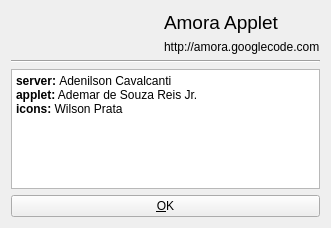
First picture: the form in amora-server/amora-applet/about.ui, repository amora/amora, before the edit.
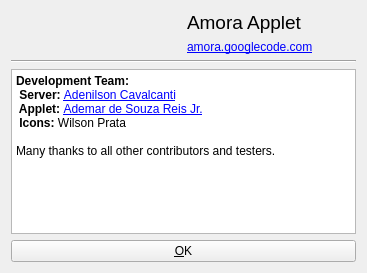
Second picture: the form after the edit. Icons and pictures are not drawn.

Commit message: Minor cosmetics improvements in the about screen

Patch:
```diff
--- a/amora-server/amora-applet/about.ui
+++ b/amora-server/amora-applet/about.ui
@@ -1,12 +1,12 @@
 <ui version="4.0" >
  <class>About</class>
- <widget class="QWidget" name="About" >
-  <property name="geometry" >
+ <widget class="QWidget" name="About">
+  <property name="geometry">
    <rect>
     <x>0</x>
     <y>0</y>
-    <width>331</width>
-    <height>228</height>
+    <width>367</width>
+    <height>273</height>
    </rect>
   </property>
   <property name="windowTitle" >
@@ -40,12 +40,15 @@
        </property>
       </widget>
      </item>
-     <item row="1" column="1" >
-      <widget class="QLabel" name="label_2" >
-       <property name="text" >
-        <string>http://amora.googlecode.com</string>
+     <item row="1" column="1">
+      <widget class="QLabel" name="label_2">
+       <property name="text">
+        <string>&lt;a href=&quot;http://amora.googlecode.com&quot;&gt;amora.googlecode.com&lt;/a&gt;</string>
        </property>
-       <property name="openExternalLinks" >
+       <property name="textFormat">
+        <enum>Qt::RichText</enum>
+       </property>
+       <property name="openExternalLinks">
         <bool>true</bool>
        </property>
        <property name="textInteractionFlags" >
@@ -62,16 +65,22 @@
      </property>
     </widget>
    </item>
-   <item row="2" column="0" >
-    <widget class="QTextBrowser" name="textBrowser" >
-     <property name="html" >
-      <string>&lt;!DOCTYPE HTML PUBLIC "-//W3C//DTD HTML 4.0//EN" "http://www.w3.org/TR/REC-html40/strict.dtd">
-&lt;html>&lt;head>&lt;meta name="qrichtext" content="1" />&lt;style type="text/css">
+   <item row="2" column="0">
+    <widget class="QTextBrowser" name="textBrowser">
+     <property name="html">
+      <string>&lt;!DOCTYPE HTML PUBLIC &quot;-//W3C//DTD HTML 4.0//EN&quot; &quot;http://www.w3.org/TR/REC-html40/strict.dtd&quot;&gt;
+&lt;html&gt;&lt;head&gt;&lt;meta name=&quot;qrichtext&quot; content=&quot;1&quot; /&gt;&lt;style type=&quot;text/css&quot;&gt;
 p, li { white-space: pre-wrap; }
-&lt;/style>&lt;/head>&lt;body style=" font-family:'Helvetica'; font-size:9pt; font-weight:400; font-style:normal;">
-&lt;p style=" margin-top:0px; margin-bottom:0px; margin-left:0px; margin-right:0px; -qt-block-indent:0; text-indent:0px; font-family:'Sans Serif';">&lt;span style=" font-weight:600;">server: &lt;/span>Adenilson Cavalcanti&lt;/p>
-&lt;p style=" margin-top:0px; margin-bottom:0px; margin-left:0px; margin-right:0px; -qt-block-indent:0; text-indent:0px; font-family:'Sans Serif';">&lt;span style=" font-weight:600;">applet:&lt;/span> Ademar de Souza Reis Jr.&lt;/p>
-&lt;p style=" margin-top:0px; margin-bottom:0px; margin-left:0px; margin-right:0px; -qt-block-indent:0; text-indent:0px; font-family:'Sans Serif';">&lt;span style=" font-weight:600;">icons: &lt;/span>Wilson Prata&lt;/p>&lt;/body>&lt;/html></string>
+&lt;/style&gt;&lt;/head&gt;&lt;body style=&quot; font-family:'Sans Serif'; font-size:9pt; font-weight:400; font-style:normal;&quot;&gt;
+&lt;p style=&quot; margin-top:0px; margin-bottom:0px; margin-left:0px; margin-right:0px; -qt-block-indent:0; text-indent:0px;&quot;&gt;&lt;span style=&quot; font-weight:600;&quot;&gt;Development Team:&lt;/span&gt;&lt;/p&gt;
+&lt;p style=&quot; margin-top:0px; margin-bottom:0px; margin-left:0px; margin-right:0px; -qt-block-indent:0; text-indent:0px;&quot;&gt;&lt;span style=&quot; font-weight:600;&quot;&gt; Server: &lt;/span&gt;&lt;a href=&quot;http://savago.wordpress.com/&quot;&gt;&lt;span style=&quot; text-decoration: underline; color:#0000ff;&quot;&gt;Adenilson Cavalcanti&lt;/span&gt;&lt;/a&gt;&lt;/p&gt;
+&lt;p style=&quot; margin-top:0px; margin-bottom:0px; margin-left:0px; margin-right:0px; -qt-block-indent:0; text-indent:0px;&quot;&gt;&lt;span style=&quot; font-weight:600;&quot;&gt; Applet: &lt;/span&gt;&lt;a href=&quot;http://www.ademar.org/&quot;&gt;&lt;span style=&quot; text-decoration: underline; color:#0000ff;&quot;&gt;Ademar de Souza Reis Jr.&lt;/span&gt;&lt;/a&gt;&lt;/p&gt;
+&lt;p style=&quot; margin-top:0px; margin-bottom:0px; margin-left:0px; margin-right:0px; -qt-block-indent:0; text-indent:0px;&quot;&gt;&lt;span style=&quot; font-weight:600;&quot;&gt; Icons: &lt;/span&gt;Wilson Prata&lt;/p&gt;
+&lt;p style=&quot;-qt-paragraph-type:empty; margin-top:0px; margin-bottom:0px; margin-left:0px; margin-right:0px; -qt-block-indent:0; text-indent:0px;&quot;&gt;&lt;/p&gt;
+&lt;p style=&quot; margin-top:0px; margin-bottom:0px; margin-left:0px; margin-right:0px; -qt-block-indent:0; text-indent:0px;&quot;&gt;Many thanks to all other contributors and testers.&lt;/p&gt;&lt;/body&gt;&lt;/html&gt;</string>
+     </property>
+     <property name="openExternalLinks">
+      <bool>true</bool>
      </property>
     </widget>
    </item>
```
Left out of the diff: 49 changed lines with no effect on the pictures.
